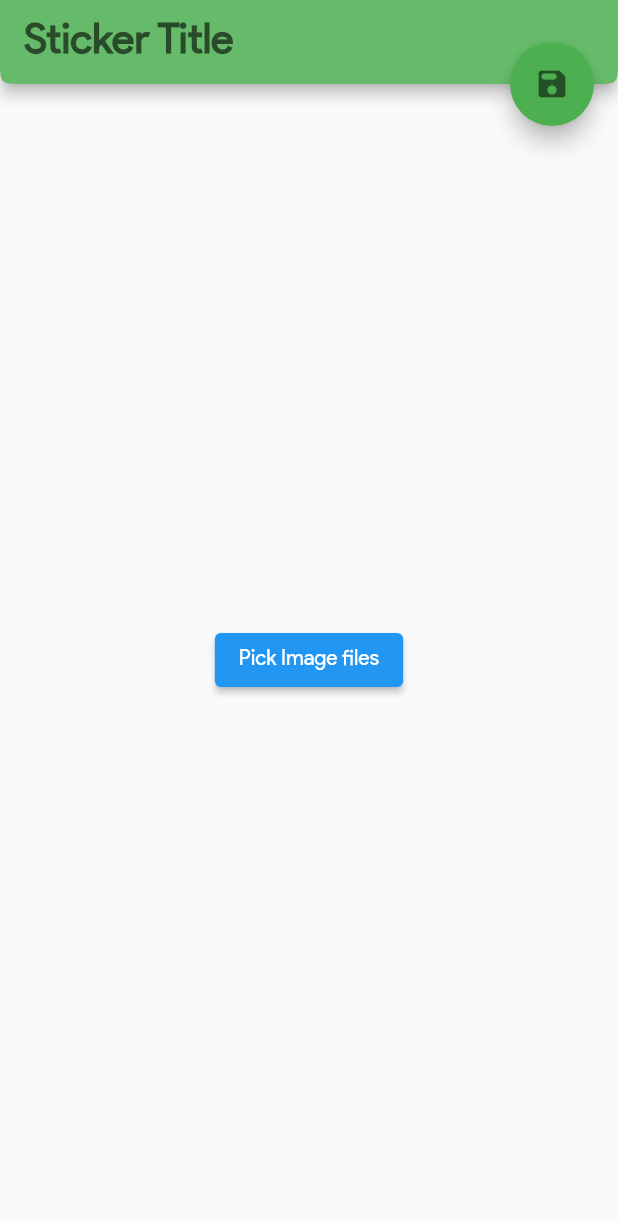
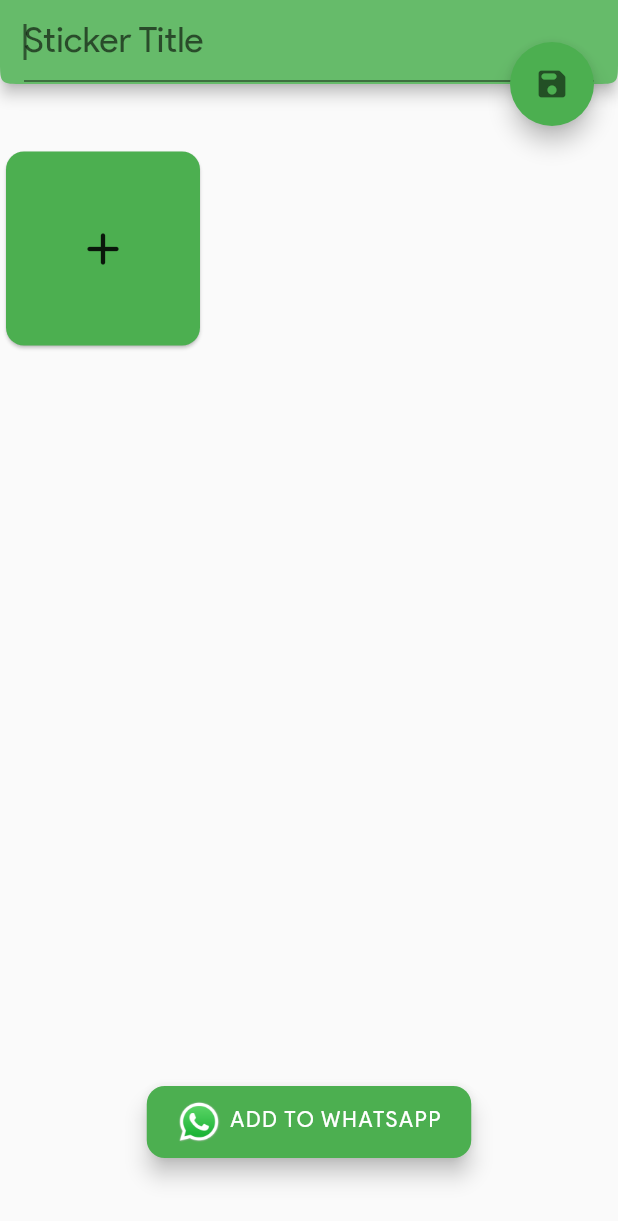
Before and after one commit to mstech66/stickermaker, a Flutter app: the AddSticker screen opened by its route, on a phone screen of 412 x 824 dp. Shown: the top 1221 px of the screen. Run offline on Flutter 3.47's test engine with Material 2 defaults, Android fonts, the phone set to English and light mode, and no system bars; our stand-ins replace file_picker, flutter_image_compress, lottie; missing offline and left inert: whatsapp_stickers.

Commit message:
Revamped Add Sticker Page
Added Add to WhatsApp Button
Added Input Field for Sticker Name in AppBar itself
SnackBar for validation messages
Image Grid when image pick up from files is complete
Currently it crops to square and converts into webp and shows in the sticker like that

```diff
--- a/lib/main.dart
+++ b/lib/main.dart
@@ -30,7 +30,7 @@ class _AppRootState extends State<AppRoot> with TickerProviderStateMixin {
         primaryColor: primaryColor,
         accentColor: accentColor,
         textTheme: TextTheme(
-          headline1: TextStyle(fontSize: 28.0, color: accentColor, fontWeight: FontWeight.bold),
+          headline1: TextStyle(fontSize: 24.0, color: accentColor,),
           headline2: TextStyle(fontSize: 36.0, color: accentColor)
         )
       ),
--- a/lib/pages/add_sticker.dart
+++ b/lib/pages/add_sticker.dart
@@ -1,11 +1,11 @@
 import 'dart:io';
+import 'dart:math';
 import 'dart:typed_data';
 
 import 'package:file_picker/file_picker.dart';
 import 'package:flutter/material.dart';
-import 'package:image/image.dart';
+import 'package:image/image.dart' as imagePkg;
 import 'package:path_provider/path_provider.dart';
-import 'package:stickermaker/pages/sticker_list.dart';
 import 'package:whatsapp_stickers/exceptions.dart';
 import 'package:whatsapp_stickers/whatsapp_stickers.dart';
 import 'package:flutter_image_compress/flutter_image_compress.dart';
@@ -19,8 +19,12 @@ class _AddStickerState extends State<AddSticker> with TickerProviderStateMixin {
   final _messengerKey = GlobalKey<ScaffoldMessengerState>();
   final primaryColor = Colors.green[400];
   final accentColor = Colors.green[500];
+  final whatsappAccentColor = Color.fromRGBO(37, 211, 102, 1);
   AnimationController _animationController;
   bool _isPlaying = true;
+  TextEditingController _titleEditingController = TextEditingController();
+  List<File> convertedImageFileList = [];
+  WhatsappStickers stickerPack;
 
   @override
   void initState() {
@@ -32,10 +36,19 @@ class _AddStickerState extends State<AddSticker> with TickerProviderStateMixin {
   @override
   Widget build(BuildContext context) {
     return Scaffold(
+      resizeToAvoidBottomInset: false,
       appBar: AppBar(
           title: TextField(
-            style: TextStyle(fontSize: 28, fontWeight: FontWeight.bold, color: Theme.of(context).accentColor),
-            decoration: InputDecoration(border: InputBorder.none, hintText: 'Sticker Title',),
+            autofocus: true,
+            controller: _titleEditingController,
+            cursorColor: Colors.black54,
+            style:
+                TextStyle(fontSize: 24, color: Theme.of(context).accentColor),
+            decoration: InputDecoration(
+                border: InputBorder.none,
+                hintText: 'Sticker Title',
+                focusedBorder: UnderlineInputBorder(
+                    borderSide: BorderSide(color: Colors.black54))),
           ),
           automaticallyImplyLeading: false,
           backgroundColor: primaryColor,
@@ -47,72 +60,94 @@ class _AddStickerState extends State<AddSticker> with TickerProviderStateMixin {
       floatingActionButton: FloatingActionButton(
         backgroundColor: accentColor,
         onPressed: () {
-          animateFab();
-          Navigator.push(
-              context, MaterialPageRoute(builder: (context) => StickerList()));
+          Navigator.pop(context);
           // _messengerKey.currentState
           //     .showSnackBar(SnackBar(content: Text('Coming Soon...')));
         },
-        child: Icon(Icons.save_rounded, color: Colors.black54,),
+        child: Icon(
+          Icons.save_rounded,
+          color: Colors.black54,
         ),
-      body: Container(
-        child: Column(
-          children: <Widget>[
-            Center(
-              child: ElevatedButton(
-                child: Text('Pick Image files'),
+      ),
+      body: Stack(children: [
+        Container(
+            padding: EdgeInsets.only(top: 41),
+            child: GridView.count(
+              crossAxisCount: 3,
+              children: [
+                addTile(),
+                for (var file in convertedImageFileList)
+                  Card(
+                    child: Image.file(file, fit: BoxFit.fill),
+                    semanticContainer: true,
+                    clipBehavior: Clip.antiAliasWithSaveLayer,
+                    shape: RoundedRectangleBorder(
+                        borderRadius: BorderRadius.circular(12)),
+                  )
+              ],
+            )),
+        Align(
+            alignment: Alignment.bottomCenter,
+            child: Padding(
+              padding: const EdgeInsets.only(bottom: 52),
+              child: FloatingActionButton.extended(
+                  shape: RoundedRectangleBorder(
+                      borderRadius: BorderRadius.circular(12)),
+                  backgroundColor: accentColor,
                   onPressed: () async {
-                  FilePickerResult result =
-                      await FilePicker.platform.pickFiles(allowMultiple: true);
-                  if (result != null) {
-                    List<File> fileList =
-                        result.paths.map((e) => File(e)).toList();
-                    installFromFileList(fileList, context);
-                  } else {
-                    print('No Files Chosen!');
+                    try {
+                      await stickerPack.sendToWhatsApp();
+                    } on WhatsappStickersException catch (e) {
+                      print(e.cause);
+                      showErrorSnackBar(e.cause);
                     }
                   },
+                  label: Row(
+                    mainAxisAlignment: MainAxisAlignment.center,
+                    crossAxisAlignment: CrossAxisAlignment.center,
+                    children: [
+                      Image.asset(
+                        'assets/whatsapp.png',
+                        height: 30,
+                        width: 30,
                       ),
+                      SizedBox(
+                        width: 5,
                       ),
+                      Text(
+                        'ADD TO WHATSAPP',
+                        style: TextStyle(height: 1.2),
+                      )
                     ],
-          crossAxisAlignment: CrossAxisAlignment.center,
-          mainAxisAlignment: MainAxisAlignment.center,
-          mainAxisSize: MainAxisSize.max,
-        ),
-      ),
+                  )),
+            ))
+      ]),
     );
   }
-
-  animateFab() {
-    setState(() {
-      _isPlaying = !_isPlaying;
-      _isPlaying
-          ? _animationController.forward()
-          : _animationController.reverse();
-    });
-  }
+  //Prev Used to animate button will remove if not needed...
+  // animateFab() {
+  //   setState(() {
+  //     _isPlaying = !_isPlaying;
+  //     _isPlaying
+  //         ? _animationController.forward()
+  //         : _animationController.reverse();
+  //   });
+  // }
 
   Future installFromFileList(List<File> fileList, context) async {
-    var stickerPack = WhatsappStickers(
-      identifier: 'TestDemo6667',
-      name: 'Cuppy Flutter WhatsApp Stickers',
-      publisher: 'John Doe',
+    if (stickerPack == null) {
+      stickerPack = WhatsappStickers(
+        identifier: generateRandomStickerId(_titleEditingController.value.text),
+        name: _titleEditingController.value.text,
+        publisher: 'Manthan',
         trayImageFileName:
             WhatsappStickerImage.fromAsset('assets/tray_Cuppy.png'),
         publisherWebsite: '',
         privacyPolicyWebsite: '',
         licenseAgreementWebsite: '',
       );
-
-    addImagesToWhatsapp(fileList, stickerPack).then((_) async {
-      try {
-        await stickerPack.sendToWhatsApp();
-      } on WhatsappStickersException catch (e) {
-        print(e.cause);
-        _messengerKey.currentState
-            .showSnackBar(SnackBar(content: Text(e.cause)));
     }
-    });
+    addImagesToWhatsapp(fileList, stickerPack);
   }
 
   convertFileToWebp(File file) async {
@@ -136,10 +171,10 @@ class _AddStickerState extends State<AddSticker> with TickerProviderStateMixin {
   Future<File> resizeAndCropImage(File file) async {
     final directory = await getApplicationDocumentsDirectory();
     final imageFile = file.path.split('/').last.split('.').first;
-    var image = decodeImage(file.readAsBytesSync());
-    var resized = copyResizeCropSquare(image, 512);
+    var image = imagePkg.decodeImage(file.readAsBytesSync());
+    var resized = imagePkg.copyResizeCropSquare(image, 512);
     Future<File> resizedFile = File('${directory.path}/$imageFile.png')
-        .writeAsBytes(encodePng(resized));
+        .writeAsBytes(imagePkg.encodePng(resized));
     return resizedFile;
   }
 
@@ -147,6 +182,9 @@ class _AddStickerState extends State<AddSticker> with TickerProviderStateMixin {
     return Future.forEach(fileList, (file) async {
       await resizeAndCropImage(file).then((resizedFile) async {
         File imgFile = await convertFileToWebp(resizedFile);
+        setState(() {
+          convertedImageFileList.add(imgFile);
+        });
         WhatsappStickerImage stickerImage =
             WhatsappStickerImage.fromFile(imgFile.path);
         const emojis = ['🙂', '😛'];
@@ -154,4 +192,52 @@ class _AddStickerState extends State<AddSticker> with TickerProviderStateMixin {
       });
     });
   }
+
+  String generateRandomStickerId(String name) {
+    Random random = new Random();
+    return '${name.replaceAll(RegExp(r'[^\w\s]+'), '').replaceAll(' ', '').substring(0, (name.length / 2).round())}${random.nextInt(100)}';
   }
+
+  showErrorSnackBar(text) {
+    ScaffoldMessenger.of(context).showSnackBar(new SnackBar(
+        content: Text(
+          text,
+          style: TextStyle(color: Colors.white70),
+        ),
+        backgroundColor: Colors.red));
+  }
+
+  Widget addTile() {
+    return Card(
+      color: accentColor,
+      shape: RoundedRectangleBorder(borderRadius: BorderRadius.circular(12)),
+      child: InkWell(
+        customBorder:
+            RoundedRectangleBorder(borderRadius: BorderRadius.circular(12)),
+        onTap: () async {
+          if (_titleEditingController.value.text.isEmpty) {
+            showErrorSnackBar('Please Enter Title for your sticker pack');
+          } else {
+            FilePickerResult result =
+                await FilePicker.platform.pickFiles(allowMultiple: true);
+            if (result != null) {
+              List<File> fileList = result.paths.map((e) => File(e)).toList();
+              installFromFileList(fileList, context);
+            } else {
+              print('No Files Chosen!');
+            }
+          }
+        },
+        child: Container(
+          child: Center(
+              child: Icon(
+            Icons.add_rounded,
+            size: 36,
+          )),
+          width: 100,
+          height: 100,
+        ),
+      ),
+    );
+  }
+}
--- a/lib/pages/sticker_list.dart
+++ b/lib/pages/sticker_list.dart
@@ -47,7 +47,7 @@ class _StickerListState extends State<StickerList>
             //     .showSnackBar(SnackBar(content: Text('Coming Soon...')));
           },
           child: Icon(
-            Icons.add,
+            Icons.add_rounded,
             color: Theme.of(context).accentColor,
           ),
         ),
```
Also changed, not shown: assets/whatsapp.png (added). Lines whose indentation alone changed are shown as unchanged.
